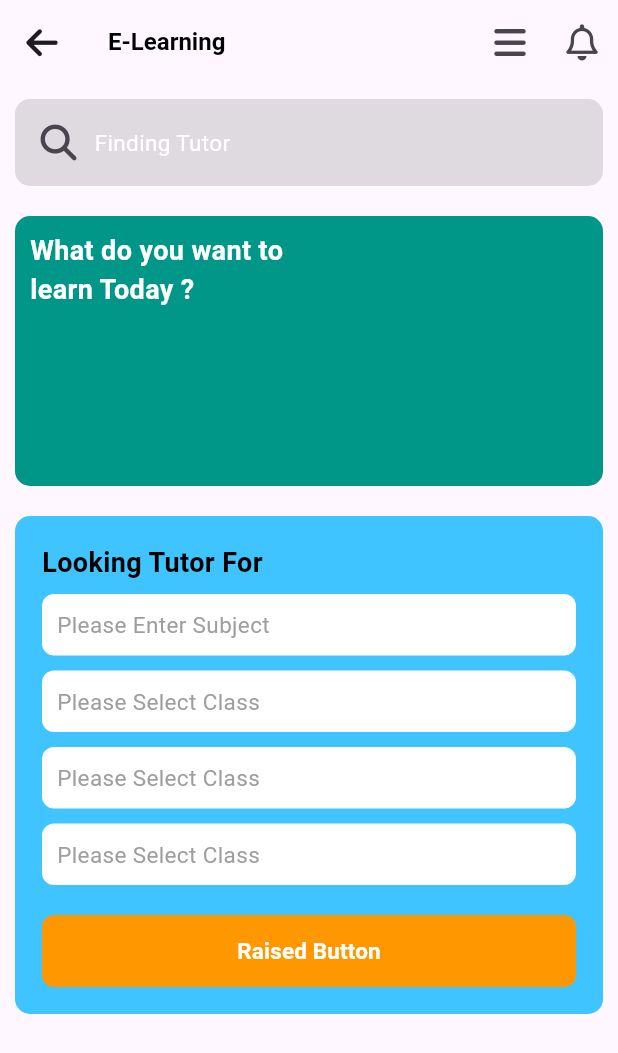
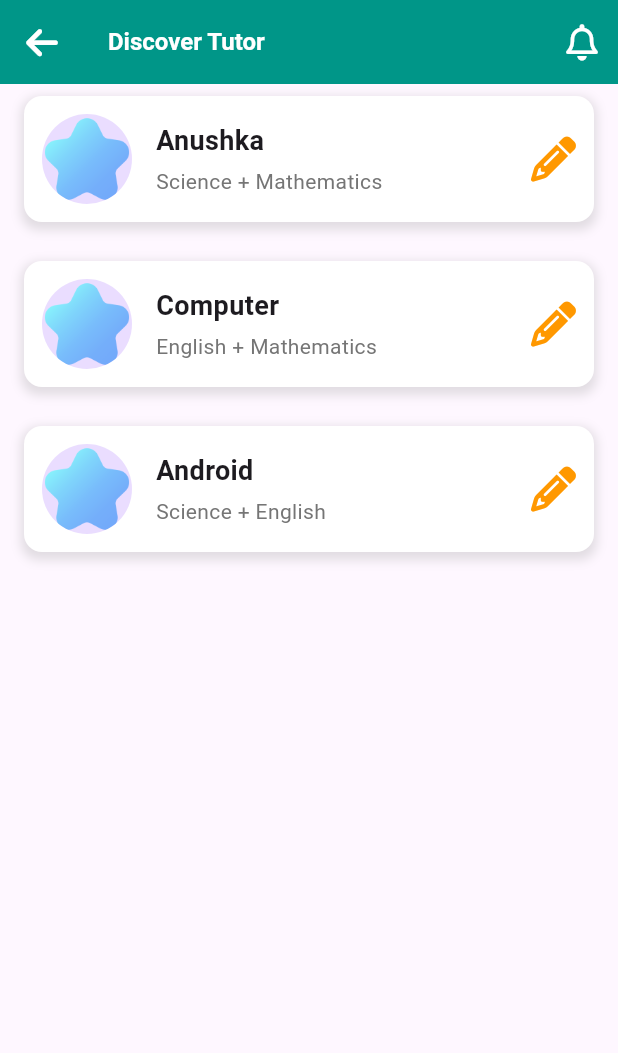
Before and after one commit to AnushkaMishra12/demo_flutter, a Flutter app: the DashBoard screen opened by its route, after a tap on "Raised Button", on a phone screen of 412 x 824 dp. Shown: the top 1053 px of the screen. Run offline on Flutter 3.47's test engine with Material 3 defaults, Android fonts, the phone set to English and light mode, and no system bars; our stand-ins replace font_awesome_flutter, get.

Commit message:
initial commit

```diff
--- a/lib/main.dart
+++ b/lib/main.dart
@@ -1,4 +1,5 @@
 import 'package:demo_flutter/screens/auth/view/Dash/DashBoard.dart';
+import 'package:demo_flutter/screens/auth/view/Discover/DiscoverScreen.dart';
 import 'package:demo_flutter/screens/auth/view/SignUp/SIgnUp.dart';
 import 'package:demo_flutter/screens/auth/view/login/LoginScreen.dart';
 import 'package:flutter/material.dart';
@@ -22,8 +23,10 @@ class MyApp extends StatelessWidget {
       title: 'flutter_demo',
       home: const LoginScreen(),
       routes: {
+        '/login': (context) => const LoginScreen(),
         '/dashRoutes': (context) => const DashBoard(),
         '/signUpRoutes': (context) => const SignUp(),
+        '/discover': (context) => const DiscoverScreen(),
       },
     );
   }
--- a/lib/screens/auth/view/Dash/DashBoard.dart
+++ b/lib/screens/auth/view/Dash/DashBoard.dart
@@ -30,11 +30,14 @@ class DashBoard extends StatelessWidget {
                   tooltip: 'Setting Icon',
                   onPressed: () {},
                 ), //IconButton
-              ], //<Widget>[]
+              ],
+              //<Widget>[]
               leading: IconButton(
                 icon: const FaIcon(FontAwesomeIcons.arrowLeft),
                 tooltip: 'Menu Icon',
-                onPressed: () {},
+                onPressed: () {
+                  Navigator.pushNamed(context, '/login');
+                },
               ),
               systemOverlayStyle: SystemUiOverlayStyle.light,
             ),
@@ -164,7 +167,9 @@ class DashBoard extends StatelessWidget {
                                       fontWeight: FontWeight.bold),
                                 ),
                               ),
-                              onPressed: () {},
+                              onPressed: () {
+                                Navigator.pushNamed(context, '/discover');
+                              },
                             ),
                           ),
                         ],
--- /dev/null
+++ b/lib/screens/auth/view/Discover/DiscoverController.dart
@@ -0,0 +1,18 @@
+import 'package:get/get.dart';
+
+class DiscoverController extends GetxController {
+  final List<Tutor> tutors = [
+    Tutor('Anushka', 'Science + Mathematics', 'assets/images/star_6570043.png'),
+    Tutor(
+        'Computer', 'English + Mathematics', 'assets/images/star_6570043.png'),
+    Tutor('Android', 'Science + English', 'assets/images/star_6570043.png'),
+  ];
+}
+
+class Tutor {
+  final String name;
+  final String subjects;
+  final String image;
+
+  Tutor(this.name, this.subjects, this.image);
+}
--- /dev/null
+++ b/lib/screens/auth/view/Discover/DiscoverScreen.dart
@@ -0,0 +1,120 @@
+import 'package:flutter/material.dart';
+import 'package:flutter/services.dart';
+import 'package:font_awesome_flutter/font_awesome_flutter.dart';
+import 'package:get/get.dart';
+import 'DiscoverController.dart';
+
+class DiscoverScreen extends StatelessWidget {
+  const DiscoverScreen({super.key});
+
+  @override
+  Widget build(BuildContext context) {
+    return GetBuilder(
+      init: Get.put(DiscoverController()),
+      builder: (controller) {
+        return Scaffold(
+          appBar: AppBar(
+            backgroundColor: Colors.teal,
+            title: const Text("Discover Tutor"),
+            titleTextStyle: const TextStyle(
+                fontWeight: FontWeight.bold, color: Colors.white, fontSize: 16),
+            actions: <Widget>[
+              IconButton(
+                icon: const FaIcon(
+                  FontAwesomeIcons.bell,
+                  color: Colors.white,
+                ),
+                tooltip: 'Setting Icon',
+                onPressed: () {},
+              ), //IconButton
+            ],
+            //<Widget>[]
+            leading: IconButton(
+              icon: const FaIcon(
+                FontAwesomeIcons.arrowLeft,
+                color: Colors.white,
+              ),
+              tooltip: 'Menu Icon',
+              onPressed: () {
+                Navigator.pushNamed(context, '/dashRoutes');
+              },
+            ),
+            systemOverlayStyle: SystemUiOverlayStyle.light,
+          ),
+          body: ListView.builder(
+            itemCount: controller.tutors.length,
+            itemBuilder: (context, index) {
+              return Column(
+                children: [
+                  TutorCard(tutor: controller.tutors[index]),
+                  const SizedBox(height: 10), // Add spacing between cards
+                ],
+              );
+            },
+          ),
+        );
+      },
+    );
+  }
+}
+
+class TutorCard extends StatelessWidget {
+  final Tutor tutor;
+
+  const TutorCard({super.key, required this.tutor});
+
+  @override
+  Widget build(BuildContext context) {
+    return Container(
+      margin: const EdgeInsets.symmetric(horizontal: 16.0, vertical: 8.0),
+      padding: const EdgeInsets.all(12.0),
+      decoration: BoxDecoration(
+        color: Colors.white,
+        borderRadius: BorderRadius.circular(12.0),
+        boxShadow: [
+          BoxShadow(
+            color: Colors.grey.withOpacity(0.3),
+            spreadRadius: 2,
+            blurRadius: 5,
+            offset: const Offset(0, 3),
+          ),
+        ],
+      ),
+      child: Row(
+        children: [
+          CircleAvatar(
+            radius: 30,
+            backgroundImage: AssetImage(tutor.image),
+          ),
+          const SizedBox(width: 16),
+          Column(
+            crossAxisAlignment: CrossAxisAlignment.start,
+            children: [
+              Text(
+                tutor.name,
+                style: const TextStyle(
+                  fontSize: 18,
+                  fontWeight: FontWeight.bold,
+                ),
+              ),
+              const SizedBox(height: 4),
+              Text(
+                tutor.subjects,
+                style: TextStyle(
+                  fontSize: 14,
+                  color: Colors.grey[600],
+                ),
+              ),
+            ],
+          ),
+          const Spacer(),
+          const FaIcon(
+            FontAwesomeIcons.pencil,
+            color: Colors.orange,
+            size: 30,
+          ),
+        ],
+      ),
+    );
+  }
+}
```
